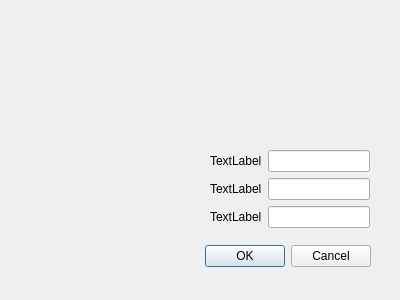
This is AJGUI_Qt/logindialog.ui in DerDudemeister046/AJ_Qt_GUI as Qt 5 draws it before an edit. The edited form follows.
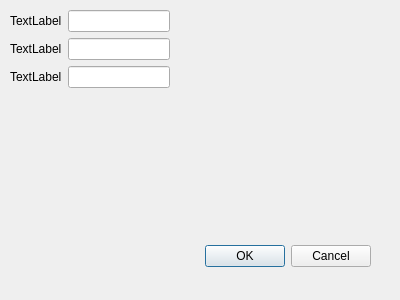
This is the edited form.

```diff
--- a/AJGUI_Qt/logindialog.ui
+++ b/AJGUI_Qt/logindialog.ui
@@ -32,8 +32,8 @@
   <widget class="QWidget" name="formLayoutWidget">
    <property name="geometry">
     <rect>
-     <x>210</x>
-     <y>150</y>
+     <x>10</x>
+     <y>10</y>
      <width>160</width>
      <height>80</height>
     </rect>
```
